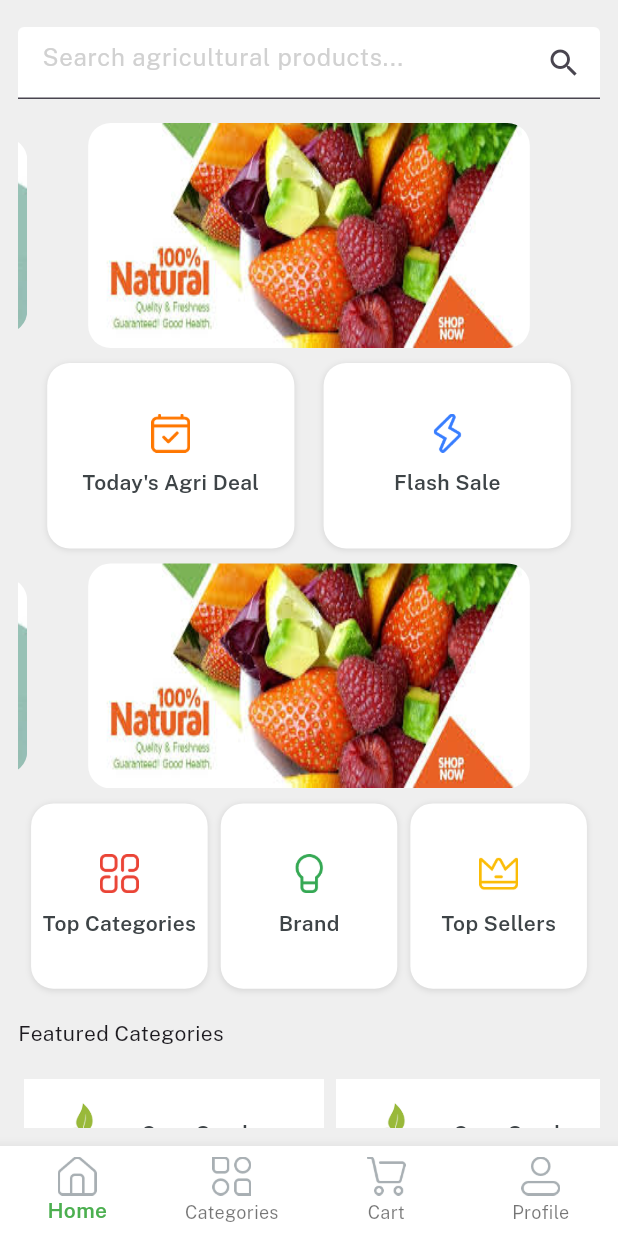
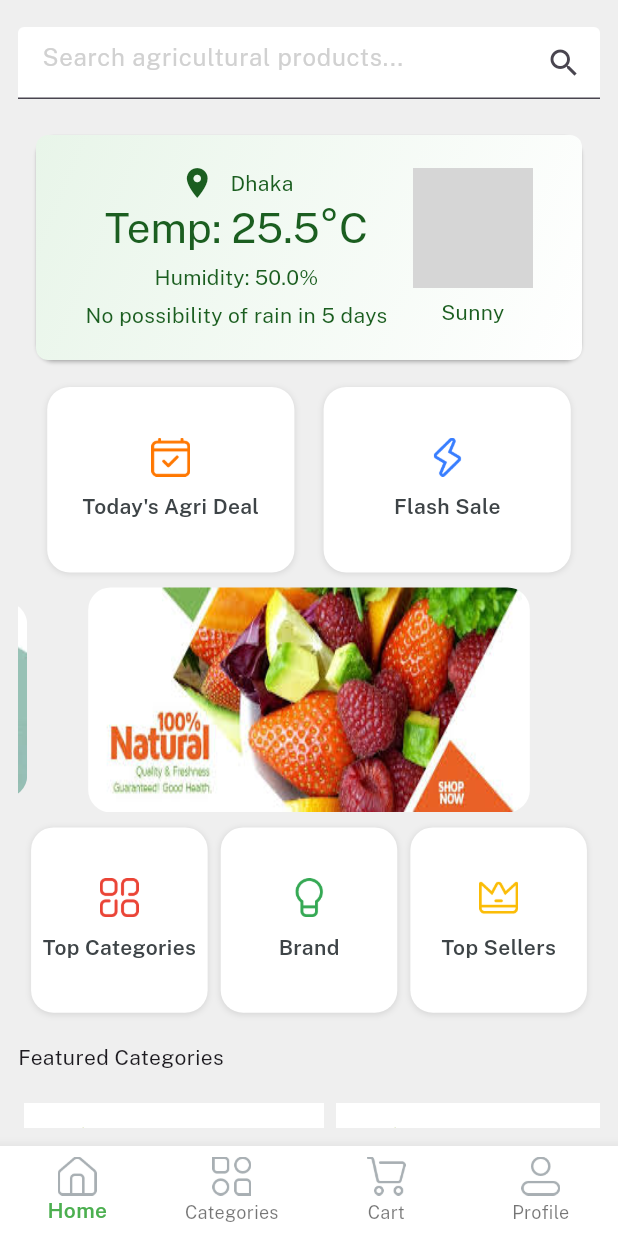
Before and after one commit to Sakib-Hossain-5/KrishiMart, a Flutter app: the Home screen opened directly, on a phone screen of 412 x 824 dp. Run offline on Flutter 3.47's test engine with Material 3 defaults, Android fonts, the light colour scheme and no system bars; drawn by our look-alikes of velocity_x; our stand-ins replace get; grey boxes are pictures that could not be loaded.

Commit message:
3rd commit

```diff
--- a/lib/view/home_screen/home_screen.dart
+++ b/lib/view/home_screen/home_screen.dart
@@ -1,6 +1,7 @@
 import 'package:krishimart/consts/consts.dart';
 import 'package:krishimart/view/widget/homeButton.dart';
 import '../../consts/list.dart';
+import '../weather/weather_card.dart';
 import 'featured_button.dart';
 
 class HomeScreen extends StatelessWidget {
@@ -8,6 +9,14 @@ class HomeScreen extends StatelessWidget {
 
   @override
   Widget build(BuildContext context) {
+    WeatherInfo sampleWeather = WeatherInfo(
+      location: 'Dhaka',
+      temperature: 25.5,
+      humidity: 50,
+      forecast: "No possibility of rain in 5 days",
+      description: 'Sunny',
+      iconName: 'sunny',
+    );
     return Container(
       padding: const EdgeInsets.all(12),
       color: lightGrey,
@@ -33,7 +42,7 @@ class HomeScreen extends StatelessWidget {
               ),
               // SingleChildScrollView// Row
               10.heightBox,
-              Column(
+              /*Column(
                 children: [
                   VxSwiper.builder(
                     aspectRatio: 16 / 9,
@@ -47,7 +56,10 @@ class HomeScreen extends StatelessWidget {
                         fit: BoxFit.fill,
                       ).box.rounded.clip(Clip.antiAlias).margin(const EdgeInsets.symmetric(horizontal: 8)).make();
                     },
-                  ),
+                  ),*/
+
+                   WeatherCard(weather: sampleWeather),
+
                   10.heightBox,
                   Row(
                     mainAxisAlignment: MainAxisAlignment.spaceEvenly,
@@ -194,10 +206,10 @@ class HomeScreen extends StatelessWidget {
                   )
                 ],
               ),
-            ],
+
           ),
         ),
-      ),
-    );
+      );
+
   }
 }
--- /dev/null
+++ b/lib/view/weather/weather_card.dart
@@ -0,0 +1,76 @@
+import '../../consts/consts.dart';
+import 'package:flutter/material.dart';
+
+class WeatherCard extends StatelessWidget {
+  final WeatherInfo weather;
+
+  const WeatherCard({Key? key, required this.weather}) : super(key: key);
+
+  @override
+  Widget build(BuildContext context) {
+    return Card(
+      elevation: 1,
+      margin: const EdgeInsets.symmetric(horizontal: 12, vertical: 8),
+      color: Colors.green.shade100, // Soft green background color for the card
+      child: Container(
+        height: 150, // Adjust the height as necessary
+        padding: const EdgeInsets.all(16),
+        decoration: BoxDecoration(
+          gradient: LinearGradient( // Adding a gradient for a more dynamic green look
+            begin: Alignment.topLeft,
+            end: Alignment.bottomRight,
+            colors: [Colors.green.shade50, Colors.white],
+          ),
+          borderRadius: BorderRadius.circular(8), // Smoothed corners for better aesthetics
+        ),
+        child: Row(
+          mainAxisAlignment: MainAxisAlignment.spaceEvenly,
+          children: [
+            Column(
+              mainAxisAlignment: MainAxisAlignment.center,
+              children: [
+                Row(
+                  children: [
+                    Icon(Icons.location_on, color: Colors.green.shade900),
+                    const SizedBox(width: 10),
+                    Text(weather.location, style: TextStyle(color: Colors.green.shade900)),
+                  ]
+                ), // Dark green text for contrast
+                Text('Temp: ${weather.temperature}°C', style: Theme.of(context).textTheme.headlineMedium?.copyWith(color: Colors.green.shade900)),
+                const SizedBox(height: 5),
+                Text('Humidity: ${weather.humidity}%', style: Theme.of(context).textTheme.titleSmall?.copyWith(color: Colors.green.shade900)),
+                const SizedBox(height: 5),
+                Text(weather.forecast, style: TextStyle(color: Colors.green.shade900)),
+              ],
+            ),
+            Column(
+              mainAxisAlignment: MainAxisAlignment.spaceEvenly,
+              children: [
+                Image.asset('assets/icons/${weather.iconName}.jpg', width: 80),
+                Text(weather.description, style: TextStyle(color: Colors.green.shade900)),
+              ],
+            ),
+          ],
+        ),
+      ),
+    );
+  }
+}
+
+class WeatherInfo {
+  final String location;
+  final double temperature;
+  final double humidity;
+  final String forecast;
+  final String description;
+  final String iconName;
+
+  WeatherInfo({
+    required this.location,
+    required this.temperature,
+    required this.humidity,
+    required this.forecast,
+    required this.description,
+    required this.iconName,
+  });
+}
--- a/pubspec.yaml
+++ b/pubspec.yaml
@@ -49,8 +49,7 @@ dev_dependencies:
   flutter_launcher_icons: "^0.14.2"
 
 flutter_launcher_icons:
-  android: "launcher_icon"
-  ios: true
+  android: true
   image_path: "assets/icons/app_logo.png"
   # The "flutter_lints" package below contains a set of recommended lints to
   # encourage good coding practices. The lint set provided by the package is
```
Also changed, not shown: assets/icons/app_logo.png, 5 other files.
